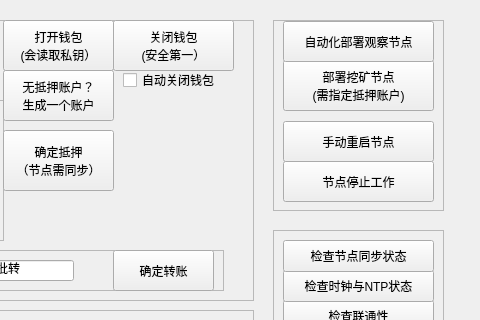
bigdot123456/NodeDeploy, file MATRIXNode.ui: the form before one commit; both pictures show x 687 to 1167 and y 0 to 320 of the 1167 by 918 pixel window.
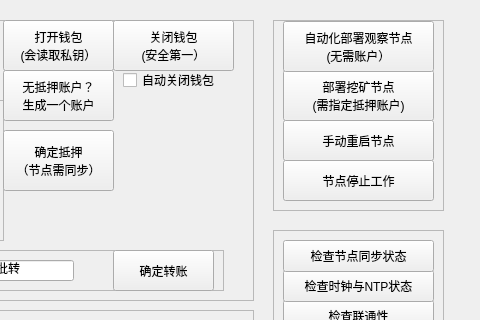
The form after the commit.

Patch:
```diff
--- a/MATRIXNode.ui
+++ b/MATRIXNode.ui
@@ -523,7 +523,7 @@
      <property name="geometry">
       <rect>
        <x>10</x>
-       <y>40</y>
+       <y>50</y>
        <width>151</width>
        <height>51</height>
       </rect>
@@ -540,7 +540,7 @@
      <property name="geometry">
       <rect>
        <x>10</x>
-       <y>101</y>
+       <y>100</y>
        <width>151</width>
        <height>41</height>
       </rect>
@@ -558,21 +558,22 @@
        <x>10</x>
        <y>1</y>
        <width>151</width>
-       <height>41</height>
+       <height>51</height>
       </rect>
      </property>
      <property name="toolTip">
       <string>生成命令行，并启动节点</string>
      </property>
      <property name="text">
-      <string>自动化部署观察节点</string>
+      <string>自动化部署观察节点
+(无需账户）</string>
      </property>
     </widget>
     <widget class="QPushButton" name="StopNode">
      <property name="geometry">
       <rect>
        <x>10</x>
-       <y>141</y>
+       <y>140</y>
        <width>151</width>
        <height>41</height>
       </rect>
```
Left out of the diff: 2 changed lines with no effect on the pictures.
